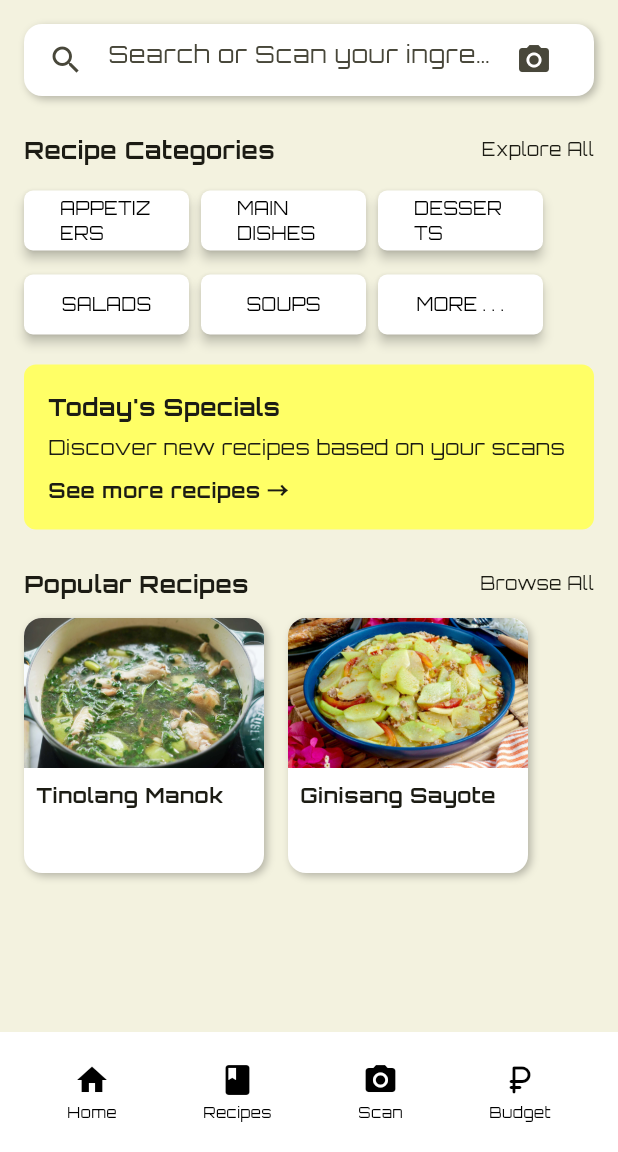
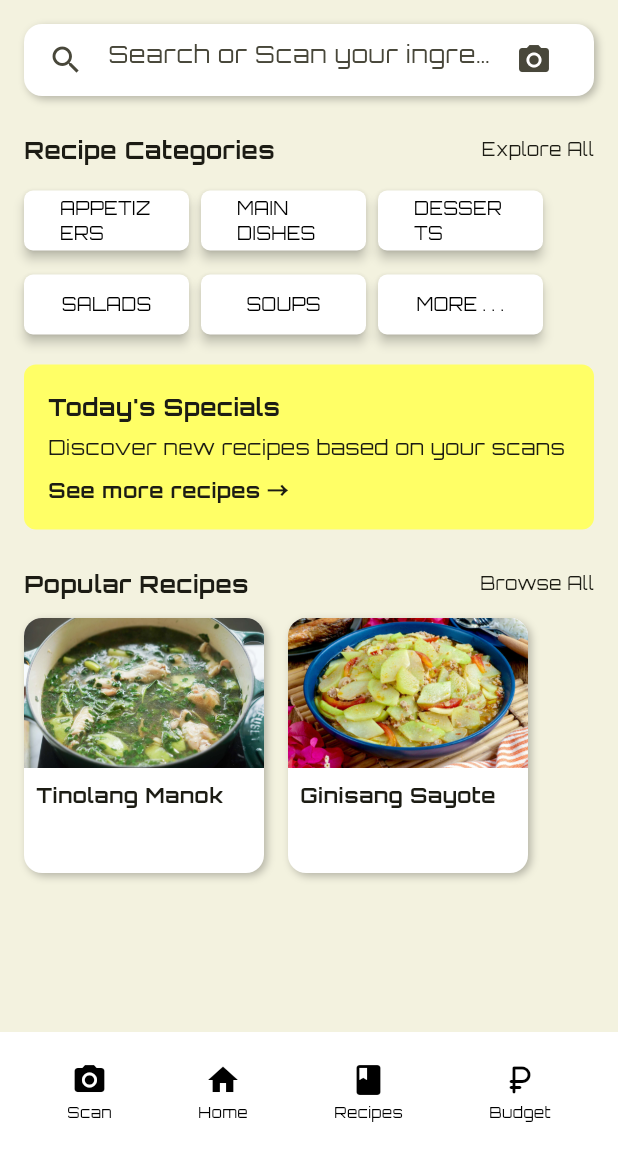
Before and after one commit to bryllemitra/2025_CP_HealthTingi, a Flutter app: the HomePage screen opened by its route, on a phone screen of 412 x 824 dp, the part 84-1236 px from its top. Run offline on Flutter 3.47's test engine with Material 3 defaults, Android fonts, the phone set to English and light mode, and no system bars; our stand-ins replace camera, sqflite; accounts and stored records are empty; project files that could hold a hidden picture were left out.

Commit message:
change process flows

```diff
--- a/lib/pages/home.dart
+++ b/lib/pages/home.dart
@@ -43,16 +43,18 @@ class _HomePageState extends State<HomePage> {
     setState(() => _selectedIndex = index);
 
     switch (index) {
-      case 1:
+      case 0:
         Navigator.push(
           context,
-          MaterialPageRoute(builder: (context) => const MealSearchPage()),
+          MaterialPageRoute(builder: (context) => const MealScanPage()),
         );
+        break;
+      case 1:
         break;
       case 2:
         Navigator.push(
           context,
-          MaterialPageRoute(builder: (context) => const MealScanPage()),
+          MaterialPageRoute(builder: (context) => const MealSearchPage()),
         );
         break;
       case 3:
@@ -278,9 +280,9 @@ class _HomePageState extends State<HomePage> {
             child: Row(
               mainAxisAlignment: MainAxisAlignment.spaceAround,
               children: [
-                _navItem(Icons.home, "Home", 0),
-                _navItem(Icons.book, "Recipes", 1),
-                _navItem(Icons.camera_alt, "Scan", 2),
+                _navItem(Icons.camera_alt, "Scan", 0),
+                _navItem(Icons.home, "Home", 1),
+                _navItem(Icons.book, "Recipes", 2),
                 _navItem(Icons.currency_ruble_rounded, "Budget", 3),
               ],
             ),
--- a/lib/pages/login.dart
+++ b/lib/pages/login.dart
@@ -1,6 +1,6 @@
 import 'package:flutter/material.dart';
 import 'register.dart';
-import 'home.dart'; // Import your home page
+import 'meal_scan.dart'; // Import your home page
 import '../database/db_helper.dart';
 
 class LoginPage extends StatefulWidget {
@@ -38,7 +38,7 @@ class _LoginPageState extends State<LoginPage> {
       // Successful login
       Navigator.pushReplacement(
         context,
-        MaterialPageRoute(builder: (context) => const HomePage(title: 'HealthTingi')),
+        MaterialPageRoute(builder: (context) => const MealScanPage()),
       );
     }
   }
```
Also changed, not shown: lib/pages/budget_plan.dart (+7 -9 lines), lib/pages/meal_scan.dart (+5 -5 lines), lib/searchIngredient/meal_search.dart (+7 -8 lines).
